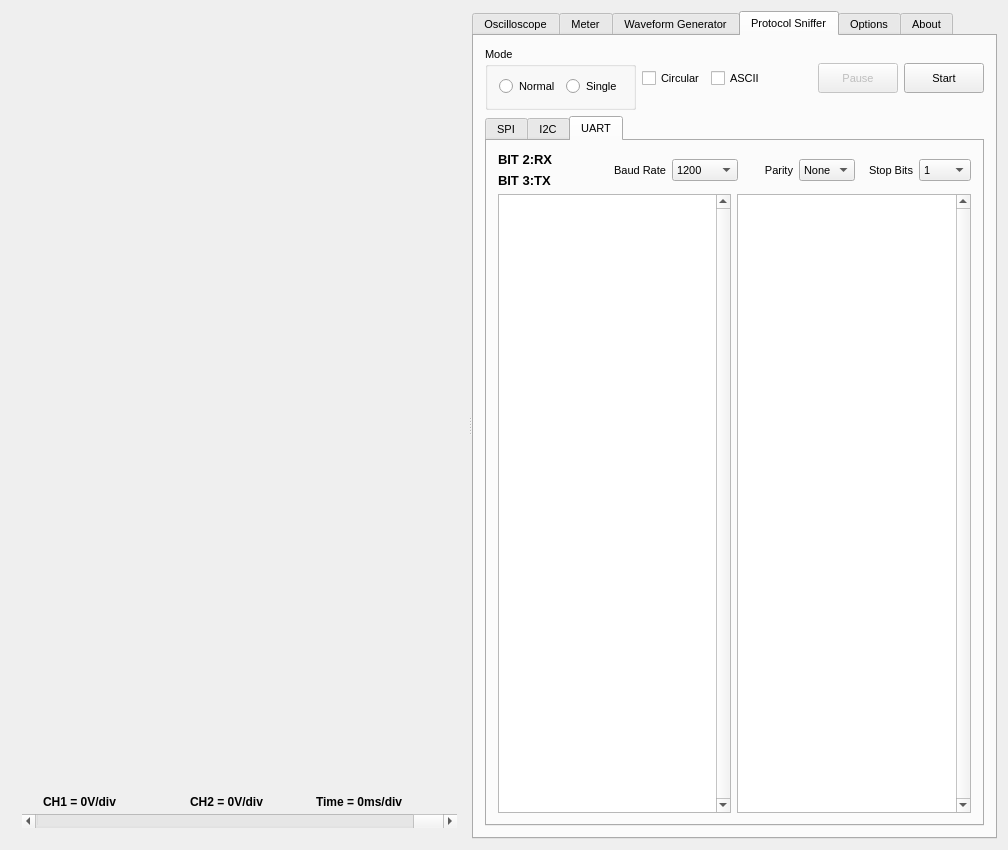
Before: the Qt Designer form xprotolabinterface.ui in ganzziani/xscopes-qt, drawn with Qt 5.
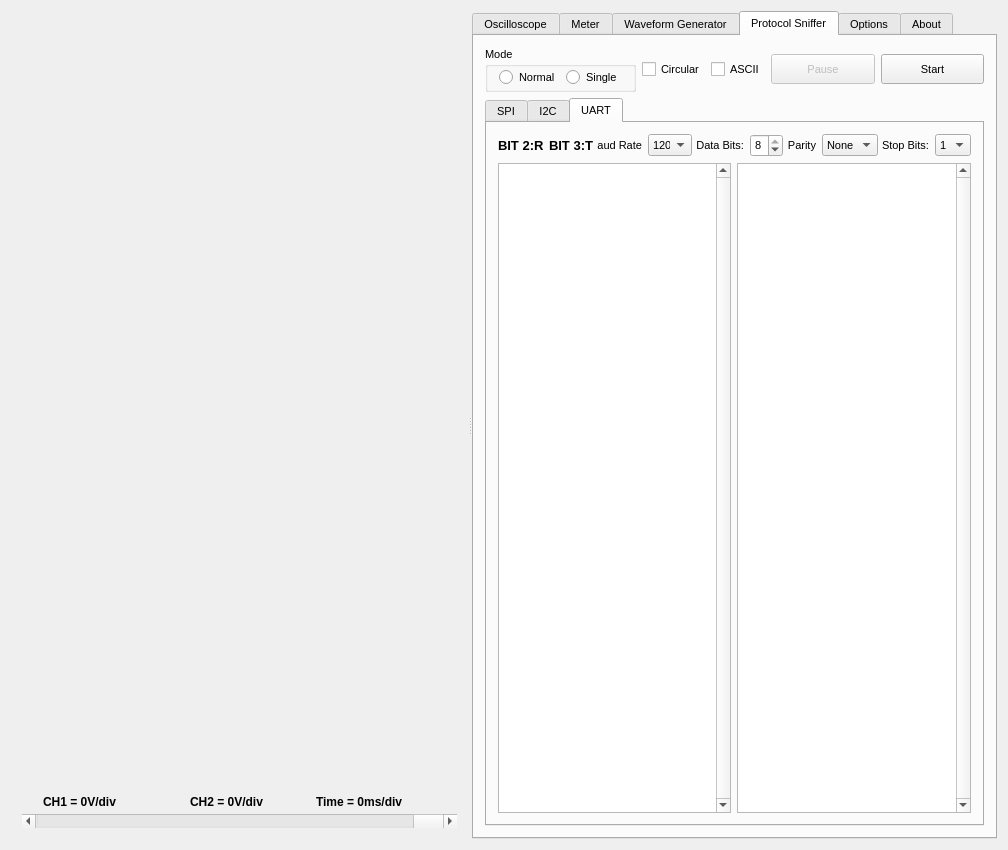
After: the same form once the commit is applied. The open tabs and pages were chosen to show the change. Icons and pictures are not drawn. Custom widgets are drawn as their Qt base class.

The edit to the form file:
```diff
--- a/xprotolabinterface.ui
+++ b/xprotolabinterface.ui
@@ -3807,12 +3807,21 @@
         <layout class="QVBoxLayout" name="verticalLayout_72">
          <item>
           <layout class="QHBoxLayout" name="horizontalLayout_62">
+           <property name="spacing">
+            <number>6</number>
+           </property>
            <item>
             <widget class="QGroupBox" name="modeGroupBox">
              <property name="title">
               <string>Mode</string>
              </property>
              <layout class="QHBoxLayout" name="horizontalLayout_51">
+              <property name="topMargin">
+               <number>2</number>
+              </property>
+              <property name="bottomMargin">
+               <number>2</number>
+              </property>
               <item>
                <widget class="QRadioButton" name="radioButtonSniffNormal">
                 <property name="toolTip">
@@ -3857,19 +3866,6 @@
              </item>
             </layout>
            </item>
-           <item>
-            <spacer name="horizontalSpacer_10">
-             <property name="orientation">
-              <enum>Qt::Orientation::Horizontal</enum>
-             </property>
-             <property name="sizeHint" stdset="0">
-              <size>
-               <width>40</width>
-               <height>20</height>
-              </size>
-             </property>
-            </spacer>
-           </item>
            <item>
             <widget class="QPushButton" name="pauseSnifferButton">
              <property name="enabled">
@@ -4166,8 +4162,11 @@
             <layout class="QVBoxLayout" name="verticalLayout_70">
              <item>
               <layout class="QHBoxLayout" name="horizontalLayout_69">
+               <property name="spacing">
+                <number>4</number>
+               </property>
                <item>
-                <layout class="QVBoxLayout" name="verticalLayout_74">
+                <layout class="QHBoxLayout" name="horizontalLayout_60">
                  <item>
                   <widget class="QLabel" name="label_52">
                    <property name="font">
@@ -4254,6 +4253,33 @@
                  </item>
                 </layout>
                </item>
+               <item>
+                <layout class="QHBoxLayout" name="horizontalLayout_22">
+                 <item>
+                  <widget class="QLabel" name="label_89">
+                   <property name="text">
+                    <string>Data Bits:</string>
+                   </property>
+                   <property name="alignment">
+                    <set>Qt::AlignmentFlag::AlignRight|Qt::AlignmentFlag::AlignTrailing|Qt::AlignmentFlag::AlignVCenter</set>
+                   </property>
+                  </widget>
+                 </item>
+                 <item>
+                  <widget class="QSpinBox" name="spinBoxDataBits">
+                   <property name="minimum">
+                    <number>5</number>
+                   </property>
+                   <property name="maximum">
+                    <number>8</number>
+                   </property>
+                   <property name="value">
+                    <number>8</number>
+                   </property>
+                  </widget>
+                 </item>
+                </layout>
+               </item>
                <item>
                 <layout class="QHBoxLayout" name="horizontalLayout_67">
                  <item>
@@ -4292,7 +4318,7 @@
                  <item>
                   <widget class="QLabel" name="label_56">
                    <property name="text">
-                    <string>Stop Bits</string>
+                    <string>Stop Bits:</string>
                    </property>
                    <property name="alignment">
                     <set>Qt::AlignmentFlag::AlignRight|Qt::AlignmentFlag::AlignTrailing|Qt::AlignmentFlag::AlignVCenter</set>
```
Left out of the diff: 68 changed lines with no effect on the pictures. Lines whose indentation alone changed are shown as unchanged.
